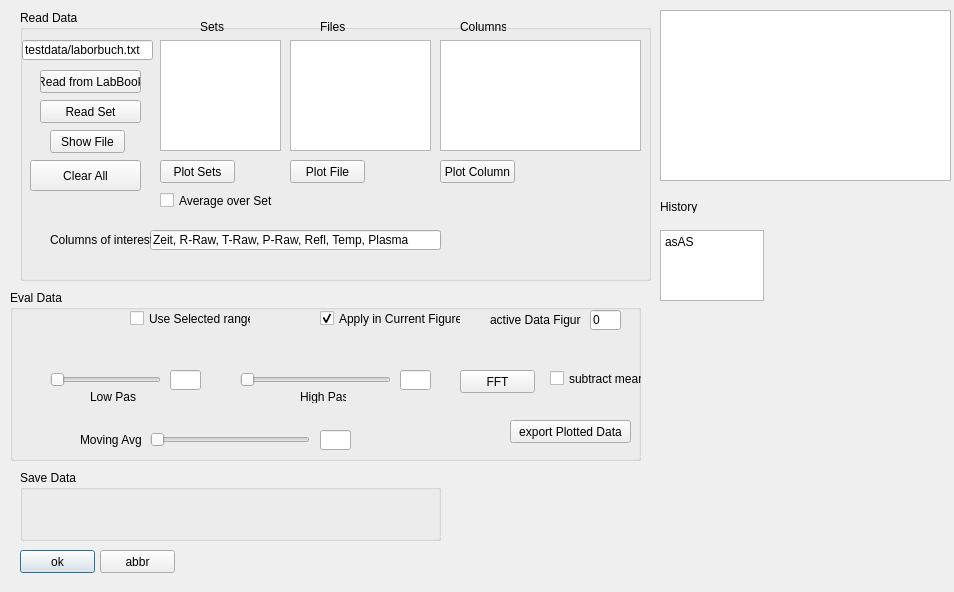
Qt form diag.ui (FlorianFetzer/PyPlotter) before a commit.
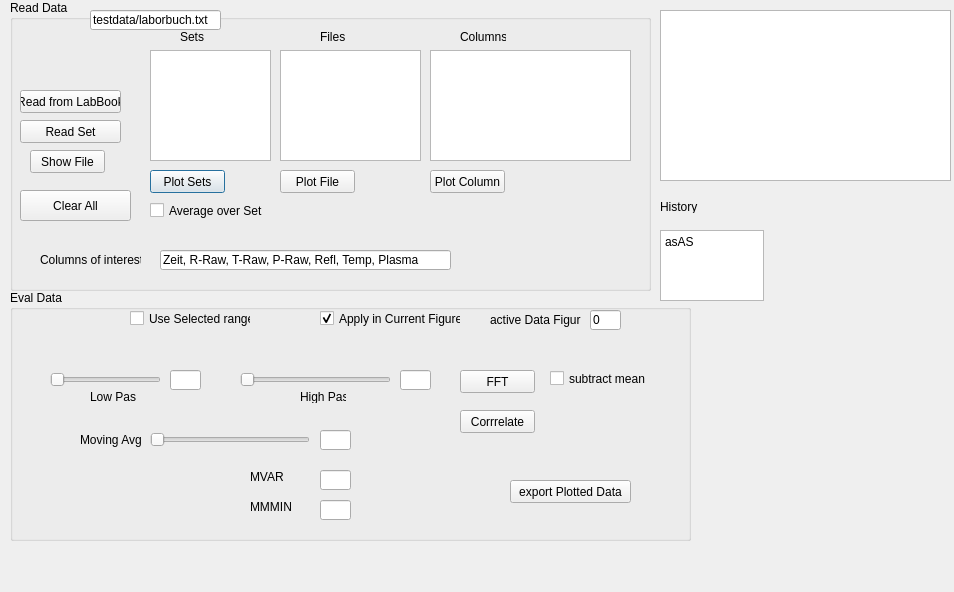
The same form after that commit.

Commit message: added mmmin, autoc, mvar, filedialog fehlt!

Patch:
```diff
--- a/diag.ui
+++ b/diag.ui
@@ -13,45 +13,13 @@
   <property name="windowTitle">
    <string>Dialog</string>
   </property>
-  <widget class="QPushButton" name="OK_PB">
-   <property name="geometry">
-    <rect>
-     <x>20</x>
-     <y>550</y>
-     <width>75</width>
-     <height>23</height>
-    </rect>
-   </property>
-   <property name="text">
-    <string>ok</string>
-   </property>
-   <property name="autoDefault">
-    <bool>true</bool>
-   </property>
-   <property name="default">
-    <bool>true</bool>
-   </property>
-  </widget>
-  <widget class="QPushButton" name="Abbr_PB">
-   <property name="geometry">
-    <rect>
-     <x>100</x>
-     <y>550</y>
-     <width>75</width>
-     <height>23</height>
-    </rect>
-   </property>
-   <property name="text">
-    <string>abbr</string>
-   </property>
-  </widget>
   <widget class="QGroupBox" name="groupBox">
    <property name="geometry">
     <rect>
-     <x>20</x>
-     <y>10</y>
-     <width>631</width>
-     <height>271</height>
+     <x>10</x>
+     <y>0</y>
+     <width>641</width>
+     <height>291</height>
     </rect>
    </property>
    <property name="title">
@@ -60,8 +28,8 @@
    <widget class="QLineEdit" name="lineEdit">
     <property name="geometry">
      <rect>
-      <x>2</x>
-      <y>30</y>
+      <x>80</x>
+      <y>10</y>
       <width>131</width>
       <height>20</height>
      </rect>
@@ -74,7 +42,7 @@
     <property name="geometry">
      <rect>
       <x>140</x>
-      <y>150</y>
+      <y>170</y>
       <width>75</width>
       <height>23</height>
      </rect>
@@ -86,8 +54,8 @@
    <widget class="QPushButton" name="ReadSets_PB">
     <property name="geometry">
      <rect>
-      <x>20</x>
-      <y>90</y>
+      <x>10</x>
+      <y>120</y>
       <width>101</width>
       <height>23</height>
      </rect>
@@ -100,7 +68,7 @@
     <property name="geometry">
      <rect>
       <x>420</x>
-      <y>150</y>
+      <y>170</y>
       <width>75</width>
       <height>23</height>
      </rect>
@@ -112,8 +80,8 @@
    <widget class="QPushButton" name="ReadLabBook">
     <property name="geometry">
      <rect>
-      <x>20</x>
-      <y>60</y>
+      <x>10</x>
+      <y>90</y>
       <width>101</width>
       <height>23</height>
      </rect>
@@ -125,8 +93,8 @@
    <widget class="QLabel" name="label_6">
     <property name="geometry">
      <rect>
-      <x>180</x>
-      <y>10</y>
+      <x>170</x>
+      <y>30</y>
       <width>46</width>
       <height>13</height>
      </rect>
@@ -138,8 +106,8 @@
    <widget class="QLabel" name="label_7">
     <property name="geometry">
      <rect>
-      <x>440</x>
-      <y>10</y>
+      <x>450</x>
+      <y>30</y>
       <width>46</width>
       <height>13</height>
      </rect>
@@ -151,8 +119,8 @@
    <widget class="QLabel" name="label_8">
     <property name="geometry">
      <rect>
-      <x>300</x>
-      <y>10</y>
+      <x>310</x>
+      <y>30</y>
       <width>46</width>
       <height>13</height>
      </rect>
@@ -164,8 +132,8 @@
    <widget class="QPushButton" name="ShowFile_PB">
     <property name="geometry">
      <rect>
-      <x>30</x>
-      <y>120</y>
+      <x>20</x>
+      <y>150</y>
       <width>75</width>
       <height>23</height>
      </rect>
@@ -178,7 +146,7 @@
     <property name="geometry">
      <rect>
       <x>140</x>
-      <y>30</y>
+      <y>50</y>
       <width>121</width>
       <height>111</height>
      </rect>
@@ -191,7 +159,7 @@
     <property name="geometry">
      <rect>
       <x>270</x>
-      <y>30</y>
+      <y>50</y>
       <width>141</width>
       <height>111</height>
      </rect>
@@ -204,7 +172,7 @@
     <property name="geometry">
      <rect>
       <x>420</x>
-      <y>30</y>
+      <y>50</y>
       <width>201</width>
       <height>111</height>
      </rect>
@@ -217,7 +185,7 @@
     <property name="geometry">
      <rect>
       <x>270</x>
-      <y>150</y>
+      <y>170</y>
       <width>75</width>
       <height>23</height>
      </rect>
@@ -229,8 +197,8 @@
    <widget class="QLineEdit" name="ColsOfInterestEdit">
     <property name="geometry">
      <rect>
-      <x>130</x>
-      <y>220</y>
+      <x>150</x>
+      <y>250</y>
       <width>291</width>
       <height>20</height>
      </rect>
@@ -243,7 +211,7 @@
     <property name="geometry">
      <rect>
       <x>30</x>
-      <y>220</y>
+      <y>250</y>
       <width>101</width>
       <height>20</height>
      </rect>
@@ -256,7 +224,7 @@
     <property name="geometry">
      <rect>
       <x>140</x>
-      <y>180</y>
+      <y>200</y>
       <width>121</width>
       <height>21</height>
      </rect>
@@ -272,7 +240,7 @@
     <property name="geometry">
      <rect>
       <x>10</x>
-      <y>150</y>
+      <y>190</y>
       <width>111</width>
       <height>31</height>
      </rect>
@@ -287,8 +255,8 @@
     <rect>
      <x>10</x>
      <y>290</y>
-     <width>631</width>
-     <height>171</height>
+     <width>681</width>
+     <height>251</height>
     </rect>
    </property>
    <property name="title">
@@ -483,7 +451,7 @@
     <property name="geometry">
      <rect>
       <x>500</x>
-      <y>130</y>
+      <y>190</y>
       <width>121</width>
       <height>23</height>
      </rect>
@@ -505,19 +473,65 @@
      <string>subtract mean</string>
     </property>
    </widget>
-  </widget>
-  <widget class="QGroupBox" name="groupBox_3">
-   <property name="geometry">
-    <rect>
-     <x>20</x>
-     <y>470</y>
-     <width>421</width>
-     <height>71</height>
-    </rect>
-   </property>
-   <property name="title">
-    <string>Save Data</string>
-   </property>
+   <widget class="QLineEdit" name="MVAREdit">
+    <property name="geometry">
+     <rect>
+      <x>310</x>
+      <y>180</y>
+      <width>31</width>
+      <height>20</height>
+     </rect>
+    </property>
+   </widget>
+   <widget class="QLineEdit" name="MMMINEdit">
+    <property name="geometry">
+     <rect>
+      <x>310</x>
+      <y>210</y>
+      <width>31</width>
+      <height>20</height>
+     </rect>
+    </property>
+   </widget>
+   <widget class="QLabel" name="label_4">
+    <property name="geometry">
+     <rect>
+      <x>240</x>
+      <y>180</y>
+      <width>46</width>
+      <height>13</height>
+     </rect>
+    </property>
+    <property name="text">
+     <string>MVAR</string>
+    </property>
+   </widget>
+   <widget class="QLabel" name="label_11">
+    <property name="geometry">
+     <rect>
+      <x>240</x>
+      <y>210</y>
+      <width>46</width>
+      <height>13</height>
+     </rect>
+    </property>
+    <property name="text">
+     <string>MMMIN</string>
+    </property>
+   </widget>
+   <widget class="QPushButton" name="Corr_PB">
+    <property name="geometry">
+     <rect>
+      <x>450</x>
+      <y>120</y>
+      <width>75</width>
+      <height>23</height>
+     </rect>
+    </property>
+    <property name="text">
+     <string>Corrrelate</string>
+    </property>
+   </widget>
   </widget>
   <widget class="QTextBrowser" name="textBrowser">
    <property name="geometry">
```
The commit also changes 9 other files.
